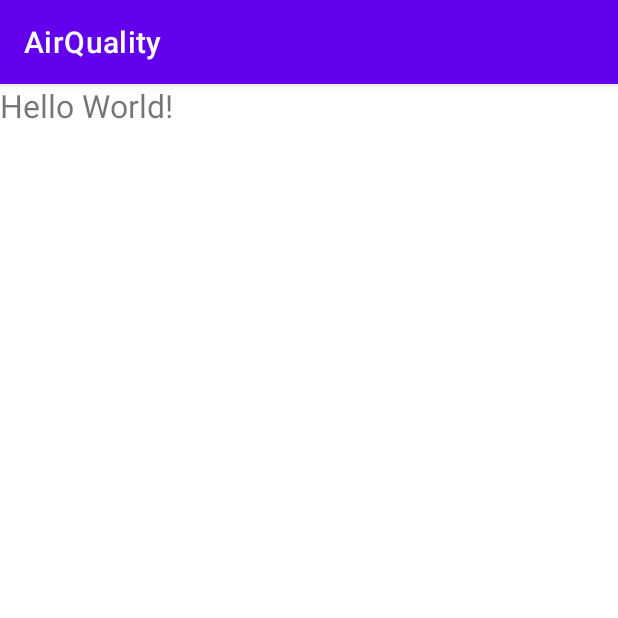
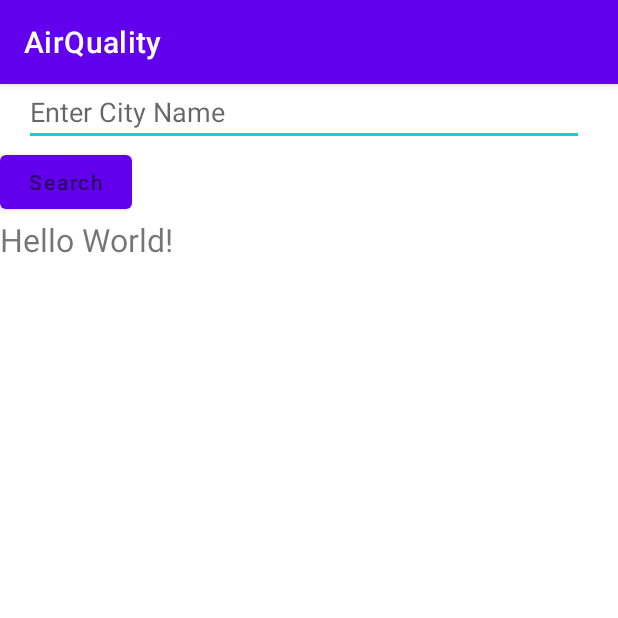
Before and after one commit to dmata210/AirQuality, an Android app: the screen it shows after launch (MainActivity), on a phone screen of 412 x 824 dp, the top half of it. Run offline under Robolectric (Android 15) with nearby library versions, the phone set to English and light mode, and no system bars.

Commit message:
homework min

```diff
--- a/app/src/main/java/com/example/airquality/MainActivity.kt
+++ b/app/src/main/java/com/example/airquality/MainActivity.kt
@@ -5,50 +5,43 @@ import android.os.Bundle
 import android.text.method.ScrollingMovementMethod
 import android.util.JsonReader
 import android.util.Log
+import android.widget.Button
+import android.widget.EditText
 import android.widget.TextView
+import androidx.lifecycle.LiveData
 import retrofit2.Call
 import retrofit2.Callback
 import retrofit2.Response
 import retrofit2.Retrofit
 import retrofit2.converter.gson.GsonConverterFactory
+import androidx.lifecycle.Observer
 
 
 class MainActivity : AppCompatActivity() {
     override fun onCreate(savedInstanceState: Bundle?) {
         super.onCreate(savedInstanceState)
-        setContentView(R.layout.activity_main)
 
 
 
-        val retrofit = Retrofit.Builder()
-            .addConverterFactory(GsonConverterFactory.create())
-            //.baseUrl("https://api.airvisual.com/v2/
-            //.baseUrl("https://jsonplaceholder.typicode.com")
-            .baseUrl("https://api.waqi.info/")
-            .build()
-        val jsonapi = retrofit.create(jsonapi::class.java)
-        val mcall: Call<List<model>> = jsonapi.getInfo()
-        mcall.enqueue(object: Callback<List<model>>
-        {
-            override fun onResponse(call: Call<List<model>>, response: Response<List<model>>) {
-                val mmodel:List<model> = response.body()!!
-                val stringBuilder = StringBuilder()
-                for( i in mmodel){
-                    stringBuilder.append("\n")
-                    //stringBuilder.append(i.currentDataTime)
+        setContentView(R.layout.activity_main)
+        val textView :TextView = findViewById(R.id.myTextView)
 
-                }
-                val txtUser: TextView = findViewById(R.id.txtUser) as TextView
-                txtUser.movementMethod= ScrollingMovementMethod()
-                txtUser.text = stringBuilder
+        val button: Button = findViewById((R.id.button))
+        val cityname: EditText = findViewById((R.id.cityname))
 
-            }
+        button.setOnClickListener{
 
-            override fun onFailure(call: Call<List<model>>, t: Throwable) {
-                Log.e("sumn went wrong", t.message.toString())
-            }
+            val txtcity = cityname.text.toString()
 
+            val aqiLiveData: LiveData<String> = AqiFetcher().fetchContents(txtcity)
+            aqiLiveData.observe(
+                this,
+                Observer { str ->
+                    Log.d("AQIResponseInMainActivity", "Response received: $str")
+
+                    textView.text = str
+                })
         }
-        )
+
     }
 }
--- a/app/src/main/java/com/example/airquality/jsonapi.kt
+++ b/app/src/main/java/com/example/airquality/jsonapi.kt
@@ -2,17 +2,15 @@ package com.example.airquality
 
 import retrofit2.Call
 import retrofit2.http.GET
+import retrofit2.http.Path
 
 interface jsonapi {
-    //https://jsonplaceholder.typicode.com/posts
-    //http://api.airvisual.com/v2/city?city=Los Angeles&state=California&country=USA&key={{5528f948-111b-4dc3-aa33-3dd74655c7a1}}
-    //https://api.waqi.info/feed/sanantonio/?token=64058b186dcdf9e05f2abc097493cd51f0b50d93
-    //@GET("posts")
-    //@GET("countries?key={{5528f948-111b-4dc3-aa33-3dd74655c7a1}}")
-    @GET("feed/sanantonio/?token=64058b186dcdf9e05f2abc097493cd51f0b50d93")
-    //@GET("now")
-    fun getInfo(): Call<List<model>>
-    //fun getInfo(): Single
+    @GET(
+        "/feed" +
+                "/{id}" +
+                "/?token=64058b186dcdf9e05f2abc097493cd51f0b50d93"
+    )
+    fun fetchContents(@Path("id") name: String): Call<String>
 
 
 }
--- a/app/src/main/res/layout/activity_main.xml
+++ b/app/src/main/res/layout/activity_main.xml
@@ -7,9 +7,32 @@
     android:layout_height="match_parent"
     tools:context=".MainActivity">
 
+    <EditText
+        android:id="@+id/cityname"
+        android:layout_width="373dp"
+        android:layout_height="41dp"
+        android:layout_marginStart="16dp"
+        android:hint="Enter City Name"
+        app:layout_constraintBottom_toBottomOf="parent"
+        app:layout_constraintEnd_toEndOf="parent"
+        app:layout_constraintHorizontal_bias="0.272"
+        app:layout_constraintStart_toStartOf="parent"
+        app:layout_constraintTop_toTopOf="parent"
+        app:layout_constraintVertical_bias="0.336" />
+
+    <Button
+        android:id="@+id/button"
+        android:hint="Search"
+        android:layout_width="wrap_content"
+        android:layout_height="wrap_content"
+        app:layout_constraintEnd_toEndOf="parent"
+        app:layout_constraintStart_toStartOf="parent"
+        app:layout_constraintTop_toBottomOf="@id/cityname"
+        tools:layout_editor_absoluteY="359dp" />
+
     <TextView
         android:textSize="21sp"
-        android:id="@+id/txtUser"
+        android:id="@+id/myTextView"
         android:layout_width="wrap_content"
         android:layout_height="wrap_content"
         android:text="Hello World!"
@@ -18,4 +41,5 @@
         app:layout_constraintRight_toRightOf="parent"
         app:layout_constraintTop_toTopOf="parent" />
 
+
 </LinearLayout>
```
Also changed, not shown: app/build.gradle (+8 -2 lines), app/src/main/java/com/example/airquality/AqiFetcher.kt (added, +44 -0 lines).
